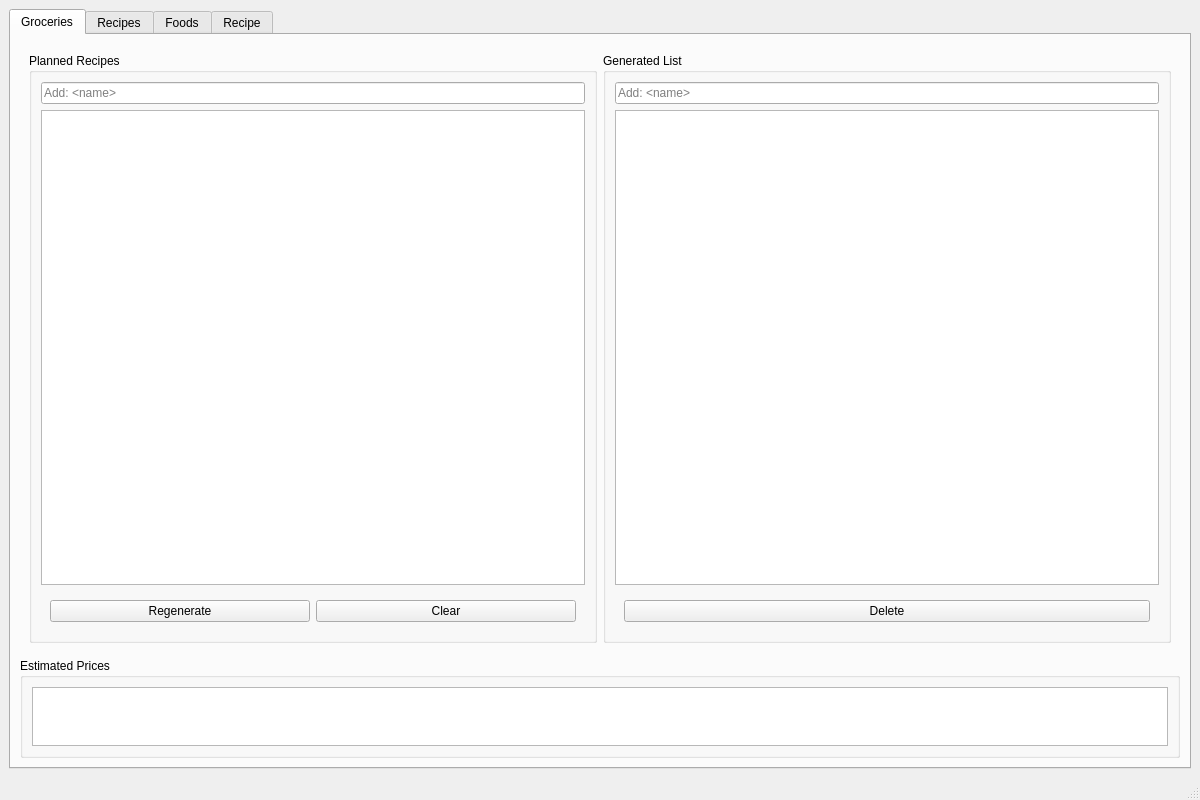
This is app.ui in benjaminogles/budget-meal-planner as Qt 5 draws it before an edit. The edited form follows.
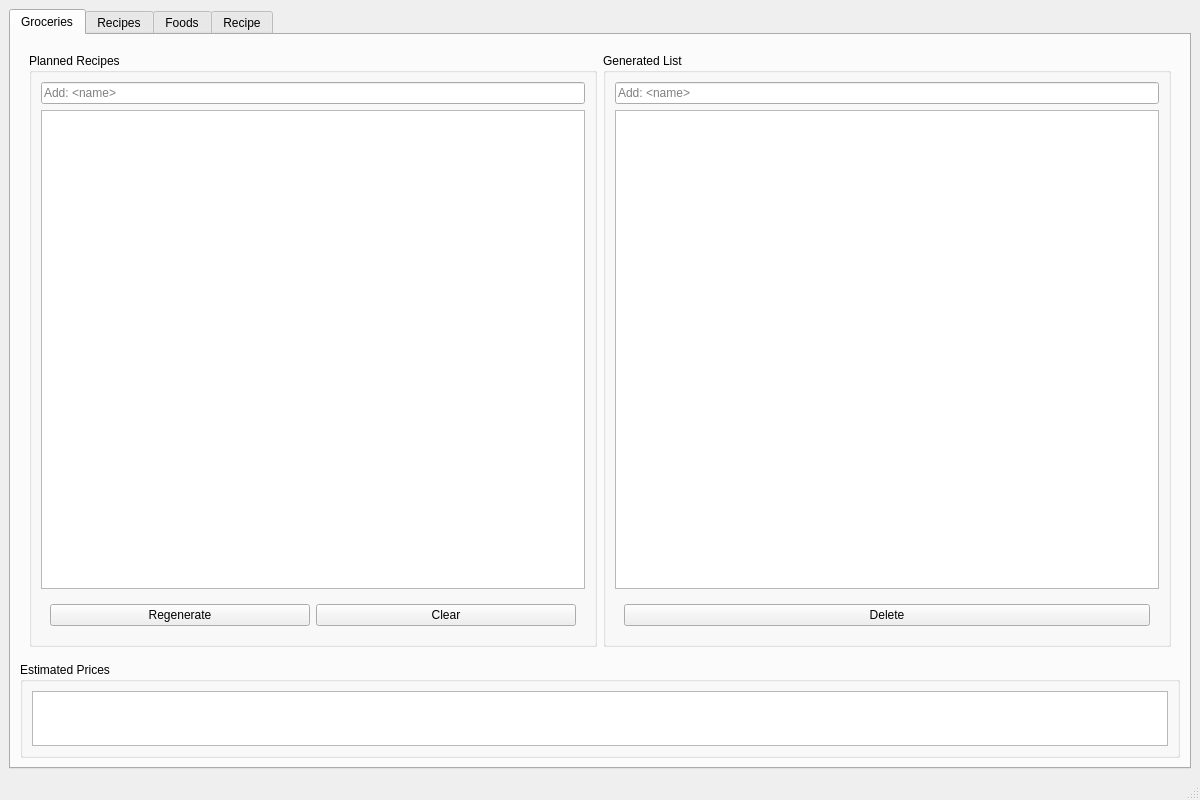
This is the edited form.

The edit to the form file:
```diff
--- a/app.ui
+++ b/app.ui
@@ -107,7 +107,7 @@
           <property name="maximumSize">
            <size>
             <width>16777215</width>
-            <height>100</height>
+            <height>96</height>
            </size>
           </property>
           <property name="title">
```
